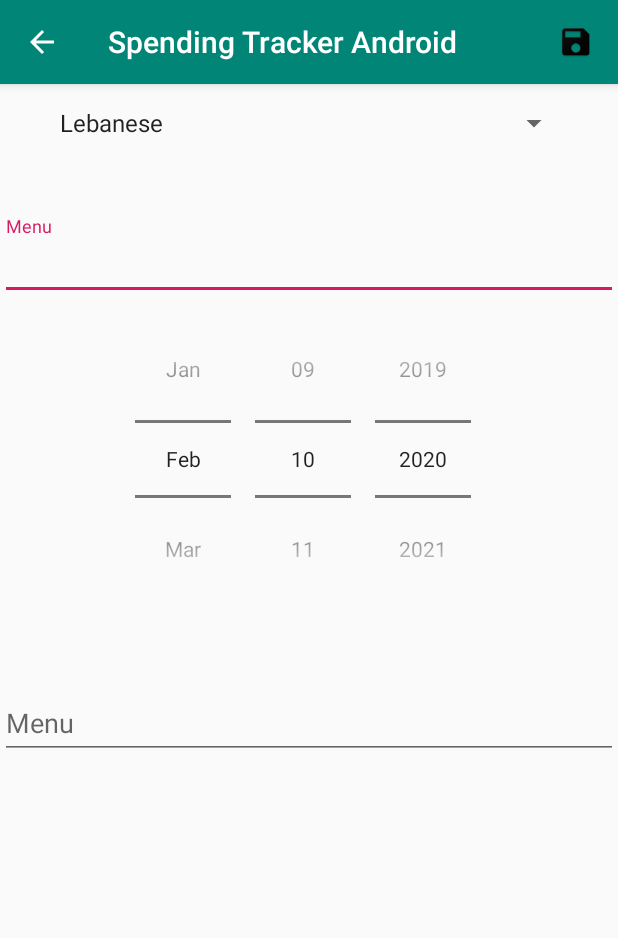
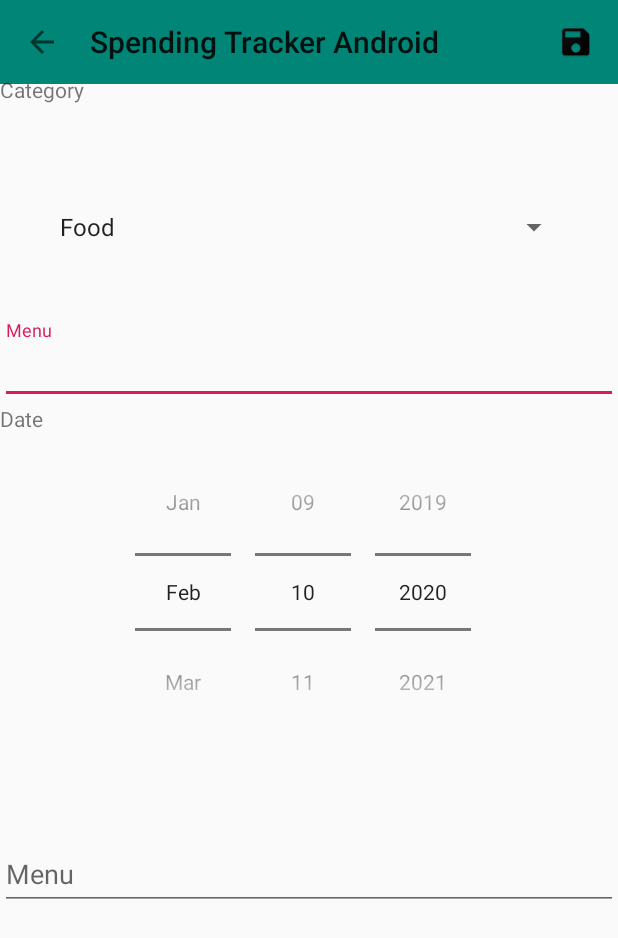
Before and after one commit to HadyZ/SpendingTrackerAndroid, an Android app: the AddTransaction screen opened directly, with no data from a screen before it, after a tap on "save", on a phone screen of 412 x 824 dp. Shown: the top 938 px of the screen. Run offline under Robolectric (Android 15) with nearby library versions, the phone set to English and light mode, and no system bars; our stand-ins replace Volley; network calls fail; 1 statement that could not run was skipped.

Commit message:
save transaction

```diff
--- a/app/src/main/java/com/example/spendingtrackerandroid/AddTransaction.java
+++ b/app/src/main/java/com/example/spendingtrackerandroid/AddTransaction.java
@@ -5,9 +5,28 @@ import androidx.appcompat.widget.Toolbar;
 
 import android.os.Bundle;
 import android.view.Menu;
+import android.view.MenuItem;
+import android.view.View;
+import android.widget.DatePicker;
+import android.widget.EditText;
+import android.widget.Spinner;
+import android.widget.Toast;
+
+
+import com.android.volley.Request;
+import com.android.volley.RequestQueue;
+import com.android.volley.Response;
+import com.android.volley.VolleyError;
+import com.android.volley.toolbox.StringRequest;
+import com.android.volley.toolbox.Volley;
 
 
 public class AddTransaction extends AppCompatActivity {
+
+    EditText txt_amount, txt_summary;
+    DatePicker datePicker;
+    Spinner s;
+
 
     @Override
     protected void onCreate(Bundle savedInstanceState) {
@@ -18,6 +37,35 @@ public class AddTransaction extends AppCompatActivity {
 
         getSupportActionBar().setDisplayHomeAsUpEnabled(true);
         getSupportActionBar().setDisplayShowHomeEnabled(true);
+
+
+        txt_amount = findViewById(R.id.amount);
+        txt_summary = findViewById(R.id.summary);
+        datePicker = findViewById(R.id.datePicker);
+        s = findViewById(R.id.spinner);
+
+    }
+
+//    @Override
+//    public boolean onCreateOptionsMenu() {
+//        return onCreateOptionsMenu();
+//    }
+
+//    @Override
+//    public boolean onCreateOptionsMenu(Menu menu) {
+//// Inflate the menu; this adds items to the action bar if it is present
+//
+//        return true;
+//    }
+
+    @Override
+    public boolean onOptionsItemSelected(MenuItem item) {
+        int id = item.getItemId();
+        if (id == R.id.save) {
+            saveData();
+            return true;
+        }
+        return super.onOptionsItemSelected(item);
     }
 
 
@@ -34,5 +82,43 @@ public class AddTransaction extends AppCompatActivity {
         return true;
     }
 
+    private void saveData() {
+
+        Float amount = Float.parseFloat(txt_amount.getText().toString());
+        String summary = txt_summary.getText().toString();
+
+        String date = datePicker.getDayOfMonth() + "/" + (datePicker.getMonth() + 1) + "/" + datePicker.getYear();
+
+        String category = s.getSelectedItem().toString();
+
+
+        String url ="http://192.168.1.69/SpendingMoney/addtransaction.php?category=" + category + "&summary=" + summary + "&trans_date=" + date + "&amount=" + amount;
+        RequestQueue queue =
+                Volley.newRequestQueue(this);
+        StringRequest request = new
+                StringRequest(Request.Method.GET, url,
+                new Response.Listener<String>() {
+                    @Override
+                    public void onResponse(String response) {
+                        Toast.makeText(getApplicationContext(), "Saved successfully",
+                                Toast.LENGTH_SHORT).show();
+
+                        onBackPressed();
+                    }
+                },
+                new Response.ErrorListener() {
+                    @Override
+                    public void
+                    onErrorResponse(VolleyError error) {
+                        Toast.makeText(getApplicationContext(), "Error:" +
+                                error.toString(), Toast.LENGTH_SHORT).show();
+//                        pb.setVisibility(View.INVISIBLE);
+                    }
+                }
+        );
+        queue.add(request);
+    }
+
+
 
 }
--- a/app/src/main/java/com/example/spendingtrackerandroid/MainActivity.java
+++ b/app/src/main/java/com/example/spendingtrackerandroid/MainActivity.java
@@ -33,8 +33,6 @@ public class MainActivity extends AppCompatActivity {
 
                 startActivity(new Intent(MainActivity.this, AddTransaction.class));
 
-//                Snackbar.make(view, "Replace with your own action", Snackbar.LENGTH_LONG)
-//                        .setAction("Action", null).show();
             }
         });
         DrawerLayout drawer = findViewById(R.id.drawer_layout);
--- a/app/src/main/res/layout/activity_add_transaction.xml
+++ b/app/src/main/res/layout/activity_add_transaction.xml
@@ -6,25 +6,35 @@
     android:layout_width="match_parent"
     android:layout_height="match_parent"
     android:fitsSystemWindows="true"
+    tools:openDrawer="start"
     >
-
-    <com.google.android.material.appbar.AppBarLayout
-        android:layout_height="wrap_content"
-        android:layout_width="match_parent"
-        android:theme="@style/AppTheme.AppBarOverlay">
 
     <androidx.appcompat.widget.Toolbar
         android:id="@+id/toolbar"
         android:layout_width="match_parent"
         android:layout_height="?attr/actionBarSize"
         android:background="?attr/colorPrimary"
+        app:contentInsetStart="0dp"
+        app:contentInsetStartWithNavigation="0dp"
         app:popupTheme="@style/AppTheme.PopupOverlay" />
 
-    </com.google.android.material.appbar.AppBarLayout>
+<!--    <com.google.android.material.appbar.AppBarLayout-->
+<!--        android:layout_height="wrap_content"-->
+<!--        android:layout_width="match_parent"-->
+<!--        android:theme="@style/AppTheme.AppBarOverlay"-->
+<!--        android:layout_marginTop="0dp">-->
 
+<!--    </com.google.android.material.appbar.AppBarLayout>-->
+
+    <TextView
+        android:id="@+id/lbl_category"
+        android:layout_width="match_parent"
+        android:layout_height="wrap_content"
+        android:text="@string/category"
+        android:layout_marginTop="50dp"/>
 
     <Spinner
-
+android:layout_below="@+id/lbl_category"
         android:id="@+id/spinner"
         android:layout_width="match_parent"
         android:layout_height="wrap_content"
@@ -36,7 +46,7 @@
 
 
     <com.google.android.material.textfield.TextInputLayout
-        android:id="@+id/summary"
+android:id="@+id/lbl_summary"
         android:layout_below="@id/spinner"
         android:layout_marginTop="50dp"
         android:layout_width="match_parent"
@@ -44,19 +54,22 @@
         android:hint="@string/menu">
 
     <com.google.android.material.textfield.TextInputEditText
-
+        android:id="@+id/summary"
         android:layout_width="match_parent"
         android:layout_height="wrap_content" />
 
     </com.google.android.material.textfield.TextInputLayout>
 
     <TextView
+        android:id="@+id/lbl_date"
+        android:layout_below="@id/lbl_summary"
         android:layout_width="match_parent"
-        android:layout_height="match_parent"
-        android:text="Date"/>
+        android:layout_height="wrap_content"
+        android:text="@string/date"/>
+
     <DatePicker
-        android:layout_below="@id/summary"
-        android:id="@+id/datePicker1"
+        android:layout_below="@id/lbl_date"
+        android:id="@+id/datePicker"
         android:layout_width="wrap_content"
         android:layout_height="wrap_content"
         android:calendarViewShown="false"
@@ -65,14 +78,15 @@
 
 
     <com.google.android.material.textfield.TextInputLayout
-        android:id="@+id/amount"
-        android:layout_below="@id/summary"
-        android:layout_marginTop="250dp"
+
+        android:layout_below="@id/datePicker"
+        android:layout_marginTop="50dp"
         android:layout_width="match_parent"
         android:layout_height="wrap_content"
         android:hint="@string/menu">
 
         <com.google.android.material.textfield.TextInputEditText
+            android:id="@+id/amount"
             android:inputType="number"
             android:layout_width="match_parent"
             android:layout_height="wrap_content" />
@@ -80,4 +94,6 @@
     </com.google.android.material.textfield.TextInputLayout>
 
 
+
+
 </RelativeLayout>
--- a/app/src/main/res/menu/transaction_bar.xml
+++ b/app/src/main/res/menu/transaction_bar.xml
@@ -4,6 +4,7 @@
     xmlns:android="http://schemas.android.com/apk/res/android"
     tools:ignore="MissingDefaultResource">
     <item
+        android:id="@+id/save"
         android:enabled="true"
         android:icon="@mipmap/ic_save"
         android:orderInCategory="0"
--- a/app/src/main/res/navigation/mobile_navigation.xml
+++ b/app/src/main/res/navigation/mobile_navigation.xml
@@ -1,5 +1,6 @@
 <?xml version="1.0" encoding="utf-8"?>
-<navigation xmlns:android="http://schemas.android.com/apk/res/android"
+<navigation
+    xmlns:android="http://schemas.android.com/apk/res/android"
     xmlns:app="http://schemas.android.com/apk/res-auto"
     xmlns:tools="http://schemas.android.com/tools"
     android:id="@+id/mobile_navigation"
--- a/app/src/main/res/values/strings.xml
+++ b/app/src/main/res/values/strings.xml
@@ -8,6 +8,8 @@
     <string name="action_settings">Settings</string>
 
     <string name="menu">Menu</string>
+    <string name="category">Category</string>
+    <string name="date">Date</string>
 
     <string name="menu_dashboard">Dashboard</string>
     <string name="menu_transaction">Transactions</string>
@@ -22,8 +24,12 @@
 
 
     <string-array name="type">
-        <item>Lebanese</item>
-        <item>Italian</item>
-        <item>Japanese</item>
+        <item>Food</item>
+        <item>Transportation</item>
+        <item>Gifts</item>
+        <item>Health/Medical</item>
+        <item>Debt</item>
+        <item>Home</item>
+        <item>Personal</item>
     </string-array>
 </resources>
```
Also changed, not shown: 5 other files. Lines whose indentation alone changed are shown as unchanged.
